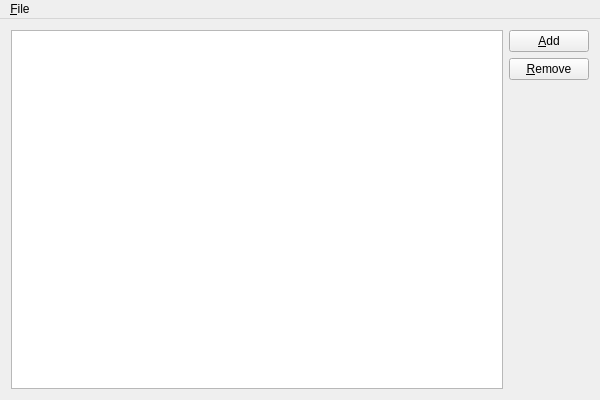
Before: the Qt Designer form source/mainwindow.ui in martin-kudlicka/cpu-limiter, drawn with Qt 5.
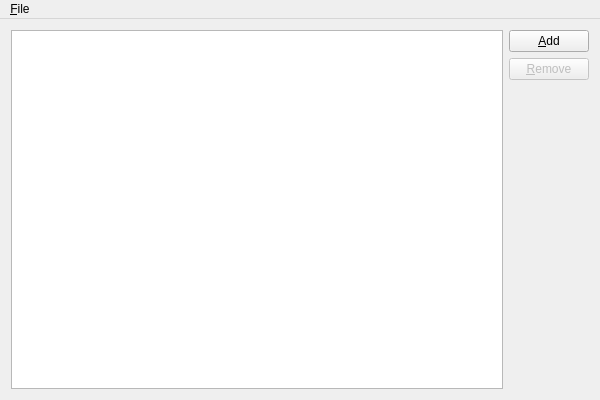
After: the same form once the commit is applied.

```diff
--- a/source/mainwindow.ui
+++ b/source/mainwindow.ui
@@ -36,6 +36,9 @@
       </item>
       <item>
        <widget class="QPushButton" name="ruleRemove">
+        <property name="enabled">
+         <bool>false</bool>
+        </property>
         <property name="text">
          <string>&amp;Remove</string>
         </property>
```
